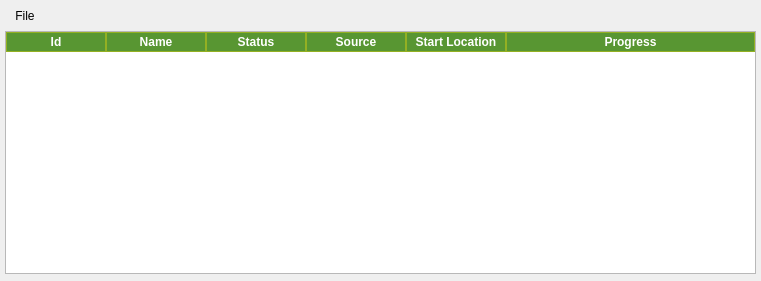
All4Gis/QGISFMV, file code/ui/ui_FmvManager.ui: the form before one commit.
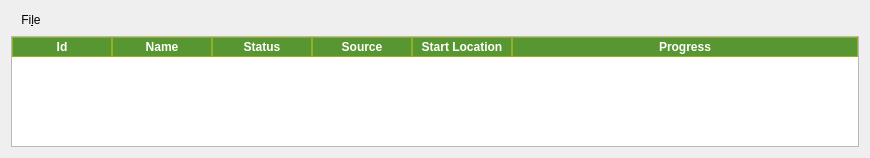
The form after the commit. Icons and pictures are not drawn.

Commit message: Don't use QDockWidget

Patch:
```diff
--- a/code/ui/ui_FmvManager.ui
+++ b/code/ui/ui_FmvManager.ui
@@ -1,46 +1,20 @@
 <?xml version="1.0" encoding="UTF-8"?>
 <ui version="4.0">
  <class>ManagerWindow</class>
- <widget class="QDockWidget" name="ManagerWindow">
+ <widget class="QWidget" name="ManagerWindow">
   <property name="geometry">
    <rect>
     <x>0</x>
     <y>0</y>
-    <width>761</width>
-    <height>281</height>
+    <width>870</width>
+    <height>158</height>
    </rect>
   </property>
-  <property name="windowIcon">
-   <iconset resource="resources.qrc">
-    <normaloff>:/imgFMV/images/manager.png</normaloff>:/imgFMV/images/manager.png</iconset>
-  </property>
-  <property name="locale">
-   <locale language="English" country="UnitedStates"/>
-  </property>
-  <property name="features">
-   <set>QDockWidget::AllDockWidgetFeatures</set>
-  </property>
   <property name="windowTitle">
    <string>Video Manager</string>
   </property>
-  <widget class="QWidget" name="dockWidgetContents">
-   <layout class="QVBoxLayout" name="verticalLayout">
-    <property name="spacing">
-     <number>5</number>
-    </property>
-    <property name="leftMargin">
-     <number>5</number>
-    </property>
-    <property name="topMargin">
-     <number>7</number>
-    </property>
-    <property name="rightMargin">
-     <number>5</number>
-    </property>
-    <property name="bottomMargin">
-     <number>7</number>
-    </property>
-    <item>
+  <layout class="QGridLayout" name="gridLayout">
+   <item row="0" column="0">
      <widget class="QMenuBar" name="menubarwidget">
       <property name="styleSheet">
        <string notr="true">QMenuBar {
@@ -49,7 +23,7 @@
       </property>
       <widget class="QMenu" name="menuFile">
        <property name="title">
-        <string>File</string>
+       <string>Fi&amp;le</string>
        </property>
        <addaction name="actionOpen_Stream"/>
        <addaction name="actionOpen_MPEG2_File"/>
@@ -58,7 +32,7 @@
       <addaction name="menuFile"/>
      </widget>
     </item>
-    <item>
+   <item row="1" column="0">
      <widget class="QTableWidget" name="VManager">
       <property name="font">
        <font>
@@ -100,6 +74,15 @@
  }
 </string>
       </property>
+     <property name="verticalScrollBarPolicy">
+      <enum>Qt::ScrollBarAlwaysOff</enum>
+     </property>
+     <property name="horizontalScrollBarPolicy">
+      <enum>Qt::ScrollBarAlwaysOff</enum>
+     </property>
+     <property name="sizeAdjustPolicy">
+      <enum>QAbstractScrollArea::AdjustToContentsOnFirstShow</enum>
+     </property>
       <property name="editTriggers">
        <set>QAbstractItemView::NoEditTriggers</set>
       </property>
@@ -187,7 +170,6 @@
      </widget>
     </item>
    </layout>
-  </widget>
   <action name="actionOpen_Stream">
    <property name="icon">
     <iconset resource="resources.qrc">
```
Left out of the diff: 6 changed lines with no effect on the pictures. Lines whose indentation alone changed are shown as unchanged. The commit also changes 5 other files.
